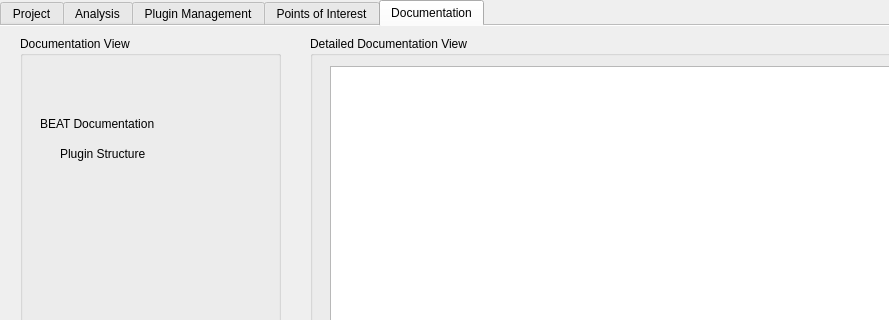
Old version of the form main.ui in the repository maurygrin/Software-Project-Team9; both pictures show x 0 to 889 and y 0 to 320 of the 1280 by 755 pixel window.
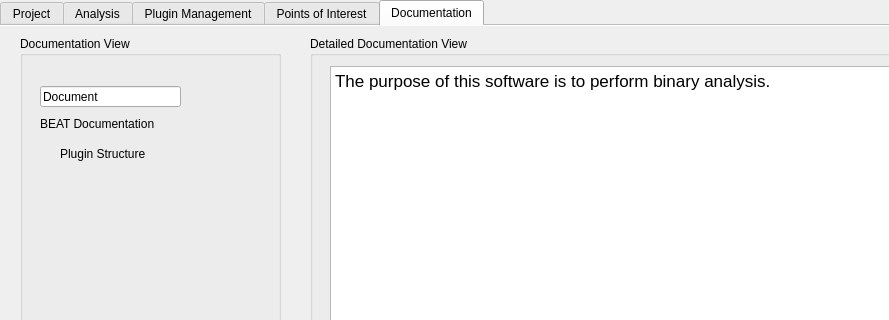
New version of the form. The open tabs and pages were chosen to show the change.

Commit message: Added missing features of documentation

What changed in the file:
```diff
--- a/main.ui
+++ b/main.ui
@@ -1023,6 +1023,13 @@
          <height>631</height>
         </rect>
        </property>
+       <property name="html">
+        <string>&lt;!DOCTYPE HTML PUBLIC &quot;-//W3C//DTD HTML 4.0//EN&quot; &quot;http://www.w3.org/TR/REC-html40/strict.dtd&quot;&gt;
+&lt;html&gt;&lt;head&gt;&lt;meta name=&quot;qrichtext&quot; content=&quot;1&quot; /&gt;&lt;style type=&quot;text/css&quot;&gt;
+p, li { white-space: pre-wrap; }
+&lt;/style&gt;&lt;/head&gt;&lt;body style=&quot; font-family:'.SF NS Text'; font-size:13pt; font-weight:400; font-style:normal;&quot;&gt;
+&lt;p style=&quot; margin-top:0px; margin-bottom:0px; margin-left:0px; margin-right:0px; -qt-block-indent:0; text-indent:0px;&quot;&gt;The purpose of this software is to perform binary analysis. &lt;/p&gt;&lt;/body&gt;&lt;/html&gt;</string>
+       </property>
       </widget>
      </widget>
      <widget class="QGroupBox" name="groupBox_10">
@@ -1063,6 +1070,19 @@
         <string>Plugin Structure</string>
        </property>
       </widget>
+      <widget class="QLineEdit" name="lineEdit_3">
+       <property name="geometry">
+        <rect>
+         <x>20</x>
+         <y>50</y>
+         <width>141</width>
+         <height>21</height>
+        </rect>
+       </property>
+       <property name="text">
+        <string>Document</string>
+       </property>
+      </widget>
      </widget>
     </widget>
    </widget>
```
Left out of the diff: 2 changed lines with no effect on the pictures.
